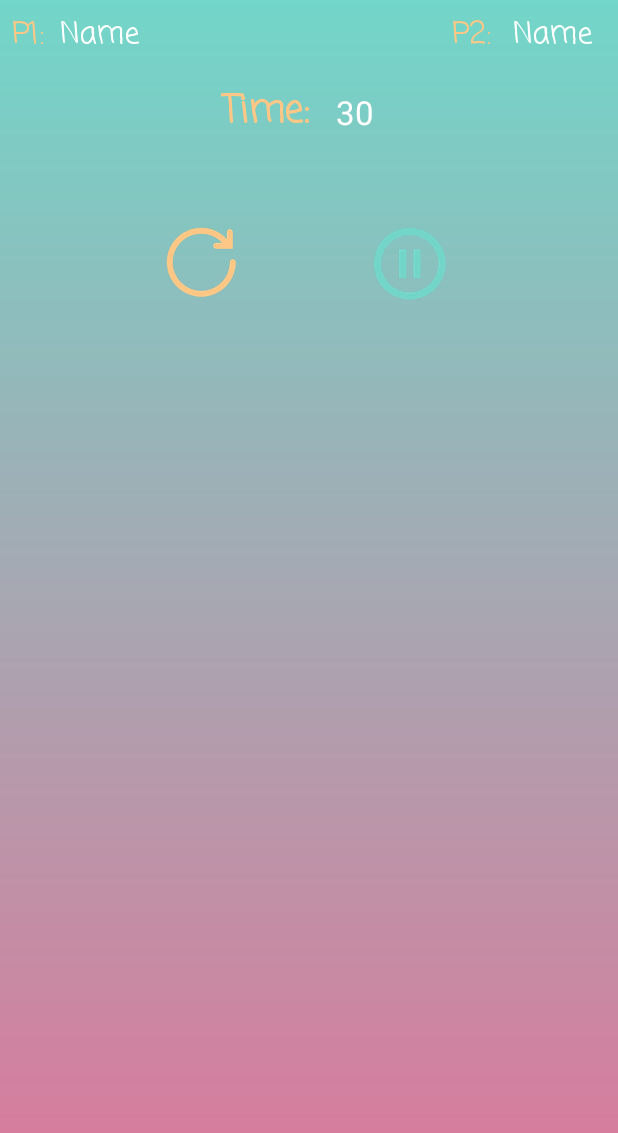
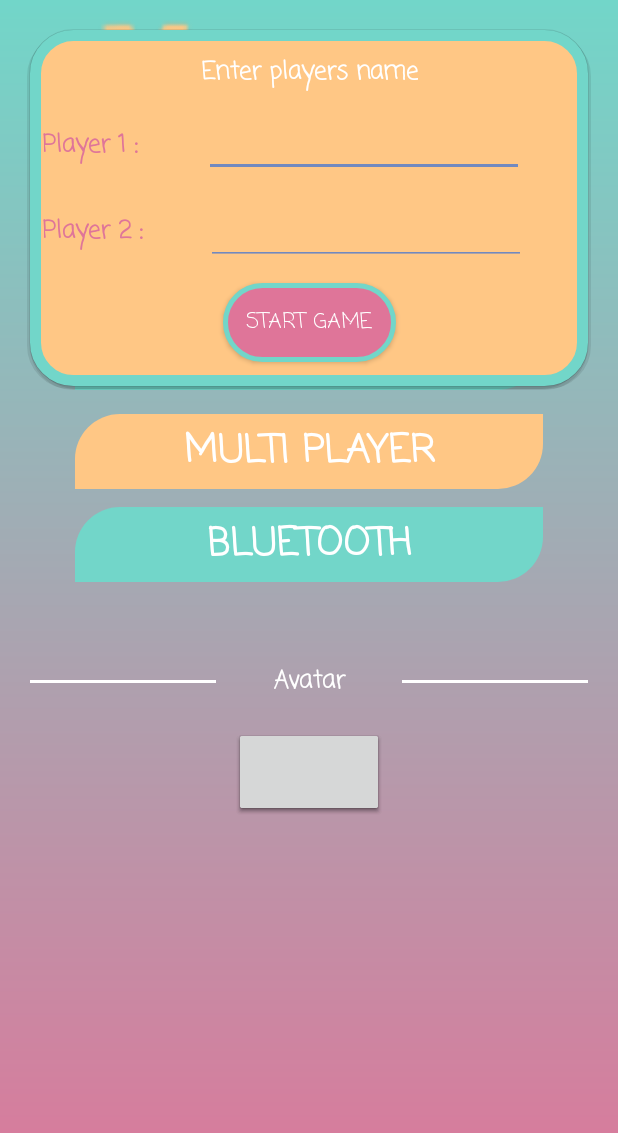
Before and after one commit to AurelaJasiqi/memory_game, an Android app: the screen it shows after launch (MainActivity), after a tap on "MULTI PLAYER", on a phone screen of 412 x 824 dp. Shown: the top 1133 px of the screen. Run offline under Robolectric (Android 15) with nearby library versions, the phone set to English and light mode, and no system bars; our stand-ins replace data binding; libraries missing offline, so code that uses them is left out: com.addisonelliott.segmentedbutton, com.crowdfire.cfalertdialog, es.dmoral.toasty; plain views replace SegmentedButton, SegmentedButtonGroup; 5 statements that could not run were skipped.

Commit message:
Multi Player: turn player, pop up dialog ...

```diff
--- a/app/src/main/java/com/tenton/memorygame/architecture/fragments/StartGame.java
+++ b/app/src/main/java/com/tenton/memorygame/architecture/fragments/StartGame.java
@@ -3,6 +3,7 @@ package com.tenton.memorygame.architecture.fragments;
 import androidx.databinding.DataBindingUtil;
 import androidx.lifecycle.ViewModelProviders;
 
+import android.content.Context;
 import android.content.DialogInterface;
 import android.os.Bundle;
 
@@ -11,9 +12,13 @@ import androidx.annotation.Nullable;
 import androidx.fragment.app.Fragment;
 import androidx.navigation.Navigation;
 
+import android.view.Gravity;
 import android.view.LayoutInflater;
 import android.view.View;
 import android.view.ViewGroup;
+import android.widget.EditText;
+import android.widget.LinearLayout;
+import android.widget.PopupWindow;
 
 import com.addisonelliott.segmentedbutton.SegmentedButtonGroup;
 import com.crowdfire.cfalertdialog.CFAlertDialog;
@@ -21,11 +26,14 @@ import com.tenton.memorygame.R;
 import com.tenton.memorygame.architecture.viewmodels.StartGameViewModel;
 import com.tenton.memorygame.databinding.StartGameFragmentBinding;
 
+import es.dmoral.toasty.Toasty;
+
 public class StartGame extends Fragment {
 
     private StartGameViewModel mViewModel;
     private StartGameFragmentBinding binding;
     private String animal="dog";
+    private PopupWindow pw;
 
     private StartGameDirections.ActionStartGameFragmentToSinglePlayerFragment action;
 
@@ -53,6 +61,14 @@ public class StartGame extends Fragment {
         binding.setViewModel(mViewModel);
         navigateToSinglePlayer();
         navigateToMultiPlayer();
+        LayoutInflater inflater = (LayoutInflater) getActivity().getSystemService(Context.LAYOUT_INFLATER_SERVICE);
+        pw = new PopupWindow(
+                inflater.inflate(R.layout.item_popup, null, false),
+                LinearLayout.LayoutParams.MATCH_PARENT,
+                LinearLayout.LayoutParams.WRAP_CONTENT,
+                true
+        );
+
         binding.segmentedAnimalBtn.setOnPositionChangedListener(new SegmentedButtonGroup.OnPositionChangedListener() {
             @Override
             public void onPositionChanged(int position) {
@@ -82,7 +98,7 @@ public class StartGame extends Fragment {
                 CFAlertDialog.CFAlertActionStyle.DEFAULT, CFAlertDialog.CFAlertActionAlignment.JUSTIFIED, new DialogInterface.OnClickListener() {
                     @Override
                     public void onClick(DialogInterface dialog, int which) {
-                        //Permes konstruktorit i dergojme afe_args
+                        //Permes konstruktorit i dergojme safe_args
                         action = StartGameDirections.actionStartGameFragmentToSinglePlayerFragment("hard",animal);
                         Navigation.findNavController(getView()).navigate(action);
                         dialog.dismiss();
@@ -102,8 +118,24 @@ public class StartGame extends Fragment {
         binding.btnMultiPlayer.setOnClickListener(new View.OnClickListener() {
             @Override
             public void onClick(View v) {
+                pw.showAtLocation(v, Gravity.CENTER, 0, 0);
+                pw.getContentView().findViewById(R.id.btn_startGame).setOnClickListener(new View.OnClickListener() {
+                    @Override
+                    public void onClick(View v) {
+                        EditText playerOneNameEt = pw.getContentView().findViewById(R.id.et_firstPlayerName);
+                        String playerOneName = playerOneNameEt.getText().toString();
+                        EditText playerTwoNameEt = pw.getContentView().findViewById(R.id.et_secondPlayerName);
+                        String playerTwoName = playerTwoNameEt.getText().toString();
 
-                Navigation.findNavController(getView()).navigate(StartGameDirections.actionStartGameFragmentToMultiPlayer(animal));
+                        if(playerOneName.isEmpty() || playerTwoName.isEmpty()){
+                            Toasty.normal(getContext(),"Please write players names!",Toasty.LENGTH_SHORT).show();
+                        }else{
+                            Navigation.findNavController(getView()).navigate(StartGameDirections.actionStartGameFragmentToMultiPlayer(animal,playerOneName,playerTwoName));
+
+                            pw.dismiss();
+                        }
+                    }
+                });
             }
         });
 
--- a/app/src/main/java/com/tenton/memorygame/architecture/viewmodels/MultiPlayerViewModel.java
+++ b/app/src/main/java/com/tenton/memorygame/architecture/viewmodels/MultiPlayerViewModel.java
@@ -5,21 +5,26 @@ import android.os.CountDownTimer;
 import androidx.lifecycle.MutableLiveData;
 import androidx.lifecycle.ViewModel;
 
+import com.tenton.memorygame.architecture.adapters.MultiPlayerAdapter;
 import com.tenton.memorygame.architecture.models.ImageResponse;
 import com.tenton.memorygame.architecture.repositories.ImagesRepository;
 
 import java.util.List;
 import java.util.concurrent.TimeUnit;
 
-public class MultiPlayerViewModel extends ViewModel {
+public class MultiPlayerViewModel extends ViewModel implements MultiPlayerAdapter.Listener{
     public MutableLiveData<List<ImageResponse>> multiPlayerListDataResponse;
     public CountDownTimer countDownTimer;
     public  MutableLiveData<Long> timeUntilFinished=new MutableLiveData<>();
     public MutableLiveData<Boolean> gameOver=new MutableLiveData<>();
-    public int player1Points = 0;
-    public int player2Points = 0;
+
 
     private ImagesRepository imagesRepository;
+    public MutableLiveData<Integer> p1PointsLive = new MutableLiveData<>();
+    public MutableLiveData<Integer> p2PointsLive = new MutableLiveData<>();
+
+    public MutableLiveData<Boolean> turnLive =new MutableLiveData<>();
+
 
     //Pasi ne ViewModel do e bejme Api Callin, athere metoda qe e kemi shkruar ne ImageRepo ka nevoj per nje parameter,
     // te cilin do e marrim nga fragmenti permes konstruktorit te ViewModelit
@@ -32,7 +37,7 @@ public class MultiPlayerViewModel extends ViewModel {
     }
 
     public void setUpTimer(){
-        countDownTimer=new CountDownTimer(30000,1000){
+        countDownTimer=new CountDownTimer(60000,1000){
             @Override
             public void onTick(long millisUntilFinished) {
                 timeUntilFinished.setValue(TimeUnit.MILLISECONDS.toSeconds(millisUntilFinished));
@@ -48,4 +53,14 @@ public class MultiPlayerViewModel extends ViewModel {
         countDownTimer.start();
     }
 
+    @Override
+    public void onPointsChanged(int p1Points, int p2Points) {
+        p1PointsLive.postValue(p1Points);
+        p2PointsLive.postValue(p2Points);
+    }
+
+    @Override
+    public void checkTurn(Boolean turn) {
+        turnLive.postValue(turn);
+    }
 }
--- /dev/null
+++ b/app/src/main/res/drawable/popup_bg.xml
@@ -0,0 +1,7 @@
+<?xml version="1.0" encoding="utf-8"?>
+<shape xmlns:android="http://schemas.android.com/apk/res/android" android:shape="rectangle">
+    <corners android:radius="25dp"/>
+    <stroke android:color="@color/light_green" android:width="7dp"/>
+    <solid android:color="@color/yellow"/>
+
+</shape>
--- /dev/null
+++ b/app/src/main/res/drawable/popup_btn.xml
@@ -0,0 +1,6 @@
+<?xml version="1.0" encoding="utf-8"?>
+<shape xmlns:android="http://schemas.android.com/apk/res/android" android:shape="rectangle">
+<solid android:color="@color/dark_pink"/>
+    <stroke android:color="@color/light_green" android:width="3dp"/>
+    <corners android:radius="25dp"/>
+</shape>
--- /dev/null
+++ b/app/src/main/res/layout/item_popup.xml
@@ -0,0 +1,117 @@
+<?xml version="1.0" encoding="utf-8"?>
+<androidx.constraintlayout.widget.ConstraintLayout
+    xmlns:android="http://schemas.android.com/apk/res/android"
+    xmlns:app="http://schemas.android.com/apk/res-auto"
+    xmlns:tools="http://schemas.android.com/tools"
+    android:orientation="vertical"
+    android:layout_width="match_parent"
+    android:layout_height="wrap_content">
+    <androidx.constraintlayout.widget.ConstraintLayout
+        android:layout_width="match_parent"
+        android:layout_height="match_parent"
+        android:layout_margin="20dp"
+        app:layout_constraintBottom_toBottomOf="parent"
+        app:layout_constraintTop_toTopOf="parent"
+        android:background="@drawable/popup_bg"
+        app:layout_constraintStart_toStartOf="parent"
+        app:layout_constraintEnd_toEndOf="parent">
+
+        <TextView
+            android:id="@+id/textView"
+            android:layout_width="wrap_content"
+            android:layout_height="wrap_content"
+            android:layout_marginStart="8dp"
+            android:layout_marginTop="24dp"
+            android:fontFamily="casual"
+            android:text="Player 1 :"
+            android:textColor="@color/dark_pink"
+            android:textSize="16sp"
+            android:textStyle="bold"
+            app:layout_constraintStart_toStartOf="parent"
+            app:layout_constraintTop_toBottomOf="@+id/textView4" />
+
+        <TextView
+            android:id="@+id/textView2"
+            android:layout_width="wrap_content"
+            android:layout_height="wrap_content"
+            android:layout_marginStart="8dp"
+            android:layout_marginTop="24dp"
+            android:fontFamily="casual"
+            android:text="Player 2 :"
+            android:textColor="@color/dark_pink"
+            android:textSize="16sp"
+            android:textStyle="bold"
+            app:layout_constraintStart_toStartOf="parent"
+            app:layout_constraintTop_toBottomOf="@+id/et_firstPlayerName" />
+
+        <EditText
+            android:id="@+id/et_firstPlayerName"
+            android:layout_width="wrap_content"
+            android:layout_height="wrap_content"
+            android:layout_marginStart="16dp"
+            android:layout_marginEnd="16dp"
+            android:backgroundTint="@color/dark_blue"
+            android:ems="10"
+            android:fontFamily="sans-serif-smallcaps"
+            android:inputType="textPersonName"
+            android:textColor="@color/dark_blue"
+            app:layout_constraintBottom_toBottomOf="@+id/textView"
+            app:layout_constraintEnd_toEndOf="parent"
+            app:layout_constraintHorizontal_bias="0.518"
+            app:layout_constraintStart_toEndOf="@+id/textView"
+            app:layout_constraintTop_toTopOf="@+id/textView"
+            app:layout_constraintVertical_bias="0.529" />
+
+        <EditText
+            android:id="@+id/et_secondPlayerName"
+            android:layout_width="wrap_content"
+            android:layout_height="wrap_content"
+            android:layout_marginStart="16dp"
+            android:layout_marginEnd="16dp"
+            android:backgroundTint="@color/dark_blue"
+            android:ems="10"
+            android:fontFamily="sans-serif-smallcaps"
+            android:inputType="textPersonName"
+            android:textColor="@color/dark_blue"
+            app:layout_constraintBottom_toBottomOf="@+id/textView2"
+            app:layout_constraintEnd_toEndOf="parent"
+            app:layout_constraintStart_toEndOf="@+id/textView2"
+            app:layout_constraintTop_toTopOf="@+id/textView2"
+            app:layout_constraintVertical_bias="0.47" />
+
+        <TextView
+            android:id="@+id/textView4"
+            android:layout_width="wrap_content"
+            android:layout_height="wrap_content"
+            android:layout_marginStart="8dp"
+            android:layout_marginTop="16dp"
+            android:layout_marginEnd="8dp"
+            android:fontFamily="casual"
+            android:text="Enter players name"
+            android:textColor="@color/white"
+            android:textSize="16sp"
+            android:textStyle="bold"
+            app:layout_constraintEnd_toEndOf="parent"
+            app:layout_constraintStart_toStartOf="parent"
+            app:layout_constraintTop_toTopOf="parent" />
+
+        <Button
+            android:id="@+id/btn_startGame"
+            android:layout_width="wrap_content"
+            android:layout_height="wrap_content"
+            android:layout_marginStart="8dp"
+            android:layout_marginTop="12dp"
+            android:layout_marginEnd="8dp"
+            android:layout_marginBottom="16dp"
+            android:background="@drawable/popup_btn"
+            android:fontFamily="casual"
+            android:padding="15dp"
+            android:text="Start Game"
+            android:textColor="@color/white"
+            app:layout_constraintBottom_toBottomOf="parent"
+            app:layout_constraintEnd_toEndOf="parent"
+            app:layout_constraintStart_toStartOf="parent"
+            app:layout_constraintTop_toBottomOf="@+id/et_secondPlayerName" />
+    </androidx.constraintlayout.widget.ConstraintLayout>
+
+</androidx.constraintlayout.widget.ConstraintLayout>
--- a/app/src/main/res/layout/multi_player_fragment.xml
+++ b/app/src/main/res/layout/multi_player_fragment.xml
@@ -35,58 +35,82 @@
                     app:layout_constraintRight_toRightOf="parent"
                     app:layout_constraintTop_toTopOf="parent">
 
-                    <TextView
-                        android:id="@+id/tv_playerOne"
+                    <LinearLayout
                         android:layout_width="wrap_content"
                         android:layout_height="wrap_content"
-                        android:layout_marginLeft="8dp"
-                        android:layout_marginTop="8dp"
-                        android:fontFamily="casual"
-                        android:text="P1: "
-                        android:textColor="@color/yellow"
-                        android:textSize="20sp"
-                        app:layout_constraintLeft_toLeftOf="parent"
-                        app:layout_constraintTop_toTopOf="parent" />
+                        android:id="@+id/linearlayoutPlayerOne"
+                        android:gravity="center"
+                        android:orientation="horizontal"
+                        app:layout_constraintStart_toStartOf="parent"
+                        android:padding="8dp"
+                        android:layout_marginStart="8dp"
+                        app:layout_constraintTop_toTopOf="parent">
+
 
                         <TextView
                             android:id="@+id/tv_firstPlayer_name"
                             android:layout_width="wrap_content"
                             android:layout_height="wrap_content"
-                        android:layout_marginLeft="32dp"
-                        android:layout_marginTop="8dp"
                             android:fontFamily="casual"
                             android:text="Name "
                             android:textColor="@color/white"
-                        android:textSize="20sp"
-                        app:layout_constraintLeft_toLeftOf="@+id/tv_playerOne"
-                        app:layout_constraintTop_toTopOf="parent" />
+                            android:textSize="20sp" />
 
                         <TextView
-                        android:id="@+id/tv_playerTwo"
                             android:layout_width="wrap_content"
                             android:layout_height="wrap_content"
-                        android:layout_marginTop="8dp"
-                        android:layout_marginRight="8dp"
                             android:fontFamily="casual"
-                        android:text="P2: "
+                            android:text=": "
+                            android:textStyle="bold"
+                            android:textColor="@color/white"
+                            android:textSize="22sp" />
+
+                        <TextView
+                            android:id="@+id/tv_p1Points"
+                            android:layout_width="wrap_content"
+                            android:layout_height="wrap_content"
+                            android:text="0"
                             android:textColor="@color/yellow"
-                        android:textSize="20sp"
-                        app:layout_constraintRight_toLeftOf="@+id/tv_secondPlayer_name"
-                        app:layout_constraintTop_toTopOf="parent" />
+                            android:textSize="22sp" />
+                    </LinearLayout>
+
+                    <LinearLayout
+                        android:id="@+id/linearLayoutPlayerTwo"
+                        android:layout_width="wrap_content"
+                        android:layout_height="wrap_content"
+                        android:orientation="horizontal"
+                        android:padding="8dp"
+                        android:layout_marginEnd="8dp"
+                        app:layout_constraintEnd_toEndOf="parent"
+                        app:layout_constraintTop_toTopOf="parent">
 
                         <TextView
                             android:id="@+id/tv_secondPlayer_name"
                             android:layout_width="wrap_content"
                             android:layout_height="wrap_content"
-                        android:layout_marginLeft="32dp"
-                        android:layout_marginTop="8dp"
                             android:fontFamily="casual"
-                        android:text="Name"
-                        android:textSize="20sp"
+                            android:text="Name "
                             android:textColor="@color/white"
-                        app:layout_constraintEnd_toStartOf="@+id/tv_p2Points"
-                        app:layout_constraintStart_toStartOf="@+id/tv_playerTwo"
-                        app:layout_constraintTop_toTopOf="parent" />
+                            android:textSize="20sp" />
+
+                        <TextView
+                            android:layout_width="wrap_content"
+                            android:layout_height="wrap_content"
+                            android:fontFamily="casual"
+                            android:text=": "
+                            android:textColor="@color/white"
+                            android:textSize="22sp"
+                            android:textStyle="bold" />
+
+                        <TextView
+                            android:id="@+id/tv_p2Points"
+                            android:layout_width="wrap_content"
+                            android:layout_height="wrap_content"
+                            android:layout_marginEnd="8dp"
+                            android:text="0"
+                            android:textColor="@color/yellow"
+                            android:textSize="22sp" />
+                    </LinearLayout>
 
                     <androidx.constraintlayout.widget.ConstraintLayout
                         android:layout_width="wrap_content"
@@ -94,7 +118,7 @@
                         android:layout_marginEnd="8dp"
                         app:layout_constraintEnd_toEndOf="parent"
                         app:layout_constraintStart_toStartOf="parent"
-                        app:layout_constraintTop_toBottomOf="@+id/tv_secondPlayer_name">
+                        app:layout_constraintTop_toBottomOf="@+id/linearlayoutPlayerOne">
 
                         <TextView
                             android:id="@+id/tv_time"
@@ -120,33 +144,13 @@
                             android:layout_width="wrap_content"
                             android:layout_height="wrap_content"
                             android:layout_marginEnd="8dp"
-                            android:text="30"
+                            android:text="60"
                             android:textColor="@color/white"
                             android:textSize="22sp"
                             app:layout_constraintBottom_toBottomOf="@+id/tv_time"
                             app:layout_constraintEnd_toEndOf="parent"
                             app:layout_constraintTop_toTopOf="@+id/tv_time" />
                     </androidx.constraintlayout.widget.ConstraintLayout>
-
-                    <TextView
-                        android:id="@+id/tv_p1Points"
-                        android:layout_width="wrap_content"
-                        android:layout_height="wrap_content"
-                        android:layout_marginStart="8dp"
-                        android:textColor="@color/yellow"
-                        app:layout_constraintBottom_toBottomOf="@+id/tv_firstPlayer_name"
-                        app:layout_constraintStart_toEndOf="@+id/tv_firstPlayer_name"
-                        app:layout_constraintTop_toTopOf="@+id/tv_firstPlayer_name" />
-
-                    <TextView
-                        android:id="@+id/tv_p2Points"
-                        android:layout_width="wrap_content"
-                        android:layout_height="wrap_content"
-                        android:layout_marginEnd="8dp"
-                        android:textColor="@color/yellow"
-                        app:layout_constraintBottom_toBottomOf="@+id/tv_secondPlayer_name"
-                        app:layout_constraintEnd_toEndOf="parent"
-                        app:layout_constraintTop_toTopOf="@+id/tv_secondPlayer_name" />
                  </androidx.constraintlayout.widget.ConstraintLayout>
 
 
--- a/app/src/main/res/navigation/nav_graph.xml
+++ b/app/src/main/res/navigation/nav_graph.xml
@@ -44,5 +44,11 @@
         <argument
             android:name="animal_multiPlayer"
             app:argType="string" />
+        <argument
+            android:name="playerOneName"
+            app:argType="string" />
+        <argument
+            android:name="playerTwoName"
+            app:argType="string" />
     </fragment>
 </navigation>
```
Also changed, not shown: app/src/main/java/com/tenton/memorygame/architecture/adapters/MultiPlayerAdapter.java (+34 -12 lines), app/src/main/java/com/tenton/memorygame/architecture/fragments/MultiPlayer.java (+61 -32 lines), app/src/main/res/drawable/playerturnbackground.xml (added, +8 -0 lines), app/src/main/res/values/colors.xml (+8 -0 lines). Lines whose indentation alone changed are shown as unchanged.
